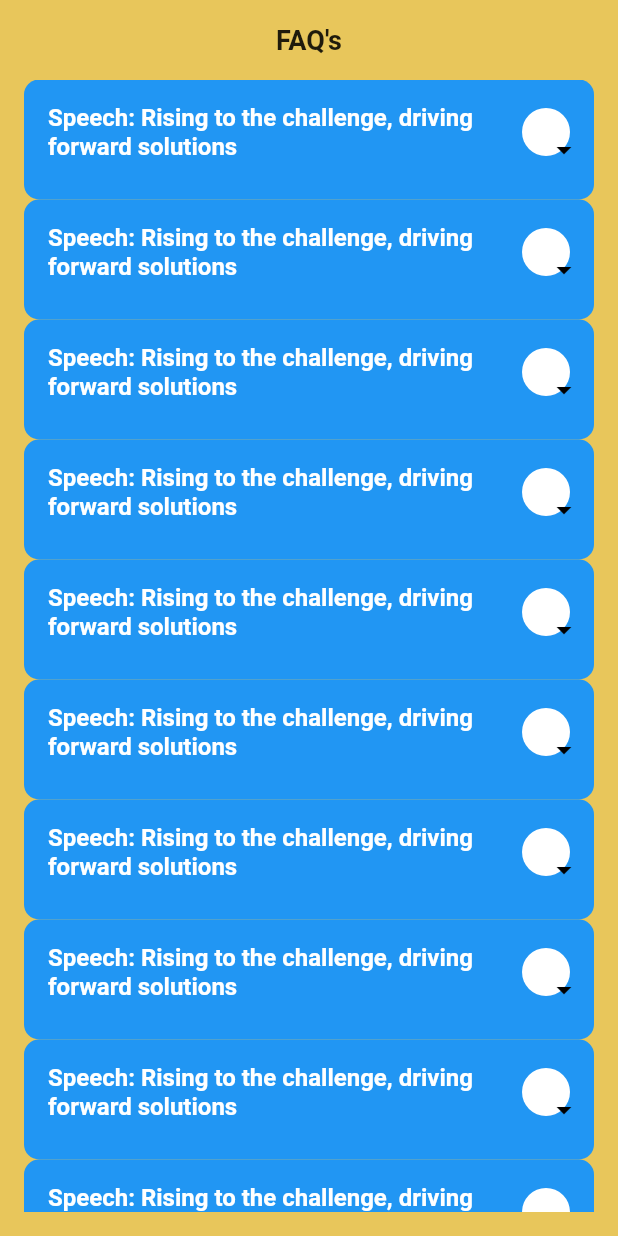
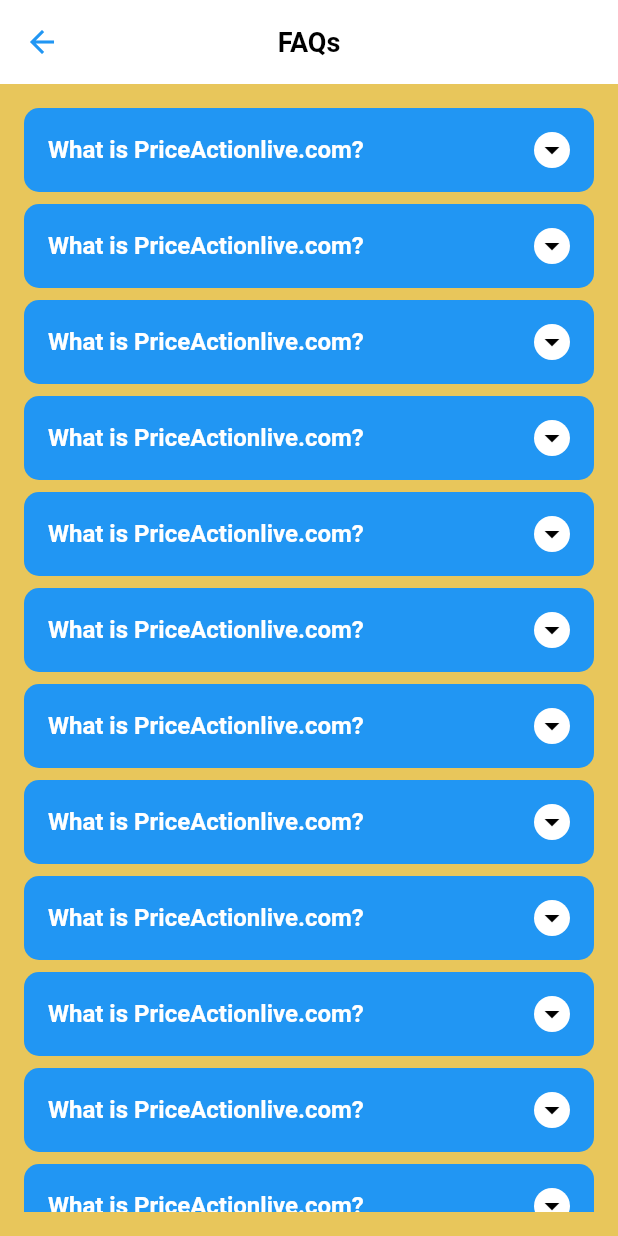
Before and after one commit to AbdullahJaved-dev/flutter_sample_project, a Flutter app: the FAQScreen screen opened directly, on a phone screen of 412 x 824 dp. Run offline on Flutter 3.47's test engine with Material 2 defaults, Android fonts, the phone set to English and light mode, and no system bars; our stand-ins replace fl_chart, flutter_rating_bar, font_awesome_flutter; missing offline and left inert: currency_picker; project files that could hold a hidden picture were left out; key blocks and very long unbroken strings in the code were emptied for the run.

Commit message:
FAQ Screen

```diff
--- a/lib/main.dart
+++ b/lib/main.dart
@@ -14,7 +14,7 @@
     );
     return const MaterialApp(
       debugShowCheckedModeBanner: false,
-      title: "Flutter Sample",
+      title: "PAL",
       color: Colors.white,
       home: SafeArea(child: Splash()),
     );
--- a/lib/screens/FAQScreen.dart
+++ b/lib/screens/FAQScreen.dart
@@ -1,4 +1,18 @@
 import 'package:flutter/material.dart';
+
+class FAQItem {
+  int? id;
+  final String title;
+  final String desc;
+  bool isExpanded;
+
+  FAQItem({
+    this.id,
+    required this.title,
+    required this.desc,
+    required this.isExpanded,
+  });
+}
 
 class FAQScreen extends StatefulWidget {
   const FAQScreen({super.key});
@@ -8,10 +22,28 @@
 }
 
 class _FAQScreenState extends State<FAQScreen> {
-  List<bool> textVisibility = List.generate(10, (_) => false);
+  List<FAQItem> textVisibility = [];
+
+  void createFaqList() {
+    List<FAQItem> items = [];
+    for (int i = 0; i < 20; i++) {
+      items.add(
+        FAQItem(
+            title: "What is PriceActionlive.com?",
+            desc:
+                "It is a long established fact that a reader will be distracted by the readable content of a page when looking at its layout. The point of using Lorem Ipsum is that it has a more-or-less normal distribution of letters, as opposed to using 'Content here, content here', making it look like readable English.",
+            isExpanded: false),
+      );
+    }
+
+    setState(() {
+      textVisibility.addAll(items);
+    });
+  }
 
   @override
   void initState() {
+    createFaqList();
     super.initState();
   }
 
@@ -19,6 +51,27 @@
   Widget build(BuildContext context) {
     return SafeArea(
       child: Scaffold(
+        appBar: AppBar(
+          backgroundColor: Colors.white,
+          leading: Builder(builder: (context) {
+            return IconButton(
+              onPressed: () {
+                Navigator.pop(context);
+              },
+              icon: const Icon(
+                Icons.arrow_back,
+                color: Colors.blue,
+              ),
+            );
+          }),
+          title: const Text(
+            "FAQs",
+            style: TextStyle(
+                fontSize: 18, fontWeight: FontWeight.bold, color: Colors.black),
+          ),
+          centerTitle: true,
+          elevation: 0,
+        ),
         backgroundColor: const Color(0xFFe8c65b),
         body: Container(
           width: MediaQuery.of(context).size.width,
@@ -26,12 +79,12 @@
           child: Column(
             crossAxisAlignment: CrossAxisAlignment.center,
             children: [
-              const SizedBox(height: 16),
+              /*const SizedBox(height: 16),
               const Text(
                 "FAQ's",
                 textAlign: TextAlign.center,
                 style: TextStyle(fontSize: 18, fontWeight: FontWeight.bold),
-              ),
+              ),*/
               const SizedBox(height: 16),
               Expanded(
                 child: ListView.builder(
@@ -39,8 +92,8 @@
                   itemBuilder: (context, index) {
                     return Container(
                       width: MediaQuery.of(context).size.width,
-                      height: 80,
                       padding: const EdgeInsets.all(16.0),
+                      margin: const EdgeInsets.only(bottom: 8),
                       decoration: BoxDecoration(
                         color: Colors.blue,
                         borderRadius: BorderRadius.circular(10.0),
@@ -50,10 +103,10 @@
                           Row(
                             mainAxisSize: MainAxisSize.max,
                             children: [
-                              const Expanded(
+                              Expanded(
                                 child: Text(
-                                  "Speech: Rising to the challenge, driving forward solutions",
-                                  style: TextStyle(
+                                 textVisibility[index].title,
+                                  style: const TextStyle(
                                       fontSize: 16,
                                       fontWeight: FontWeight.bold,
                                       color: Colors.white),
@@ -64,21 +117,42 @@
                                   color: Colors.white,
                                   shape: BoxShape.circle,
                                 ),
-                                height: 32,
-                                width: 32,
-                                padding: const EdgeInsets.all(8),
-                                child: Center(
-                                  child: IconButton(
-                                    onPressed: () {},
-                                    icon: const Icon(
-                                      Icons.arrow_drop_down,
-                                      color: Colors.black,
-                                    ),
+                                height: 24,
+                                width: 24,
+                                margin: const EdgeInsets.only(left: 8),
+                                child: IconButton(
+                                  onPressed: () {
+                                    setState(() {
+                                      textVisibility[index].isExpanded =
+                                          !textVisibility[index].isExpanded;
+                                    });
+                                  },
+                                  icon: Icon(
+                                    textVisibility[index].isExpanded
+                                        ? Icons.arrow_drop_up
+                                        : Icons.arrow_drop_down,
+                                    color: Colors.black,
+                                    size: 24,
                                   ),
+                                  padding: const EdgeInsets.all(0),
                                 ),
                               ),
                             ],
-                          )
+                          ),
+                          Visibility(
+                            visible: textVisibility[index].isExpanded,
+                            child: Container(
+                              width: MediaQuery.of(context).size.width,
+                              margin: const EdgeInsets.only(top: 8),
+                              child: Text(
+                                textVisibility[index].desc,
+                                style: const TextStyle(
+                                    fontSize: 14,
+                                    fontWeight: FontWeight.normal,
+                                    color: Colors.white),
+                              ),
+                            ),
+                          ),
                         ],
                       ),
                     );
```
Also changed, not shown: 1 other file.
